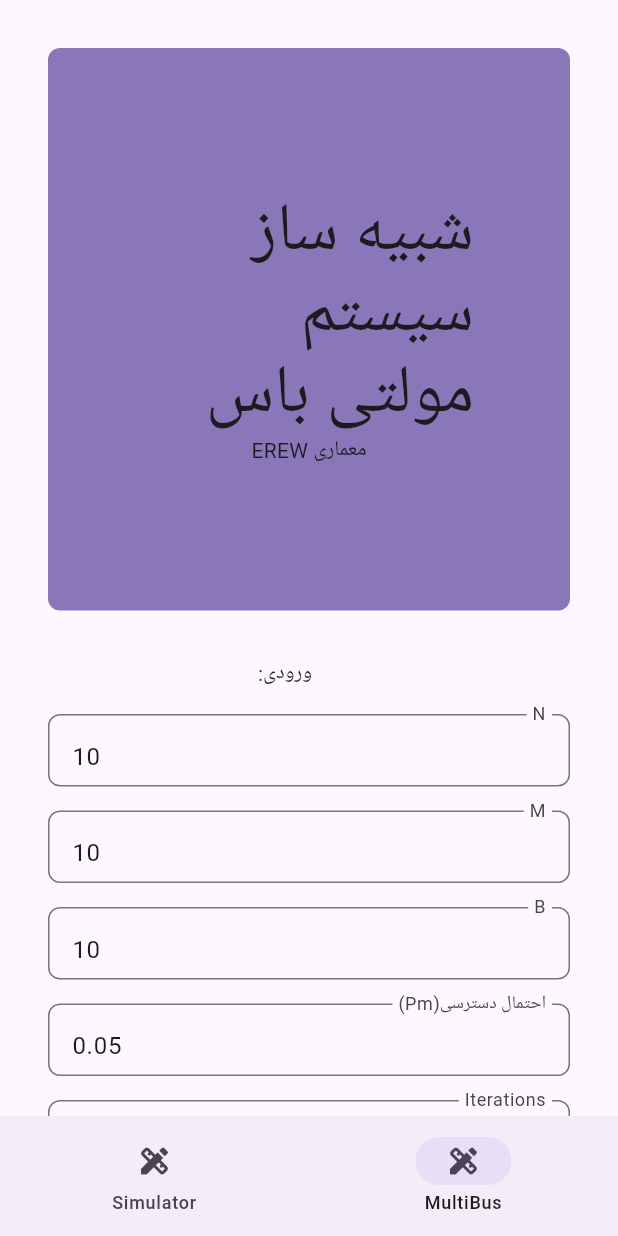
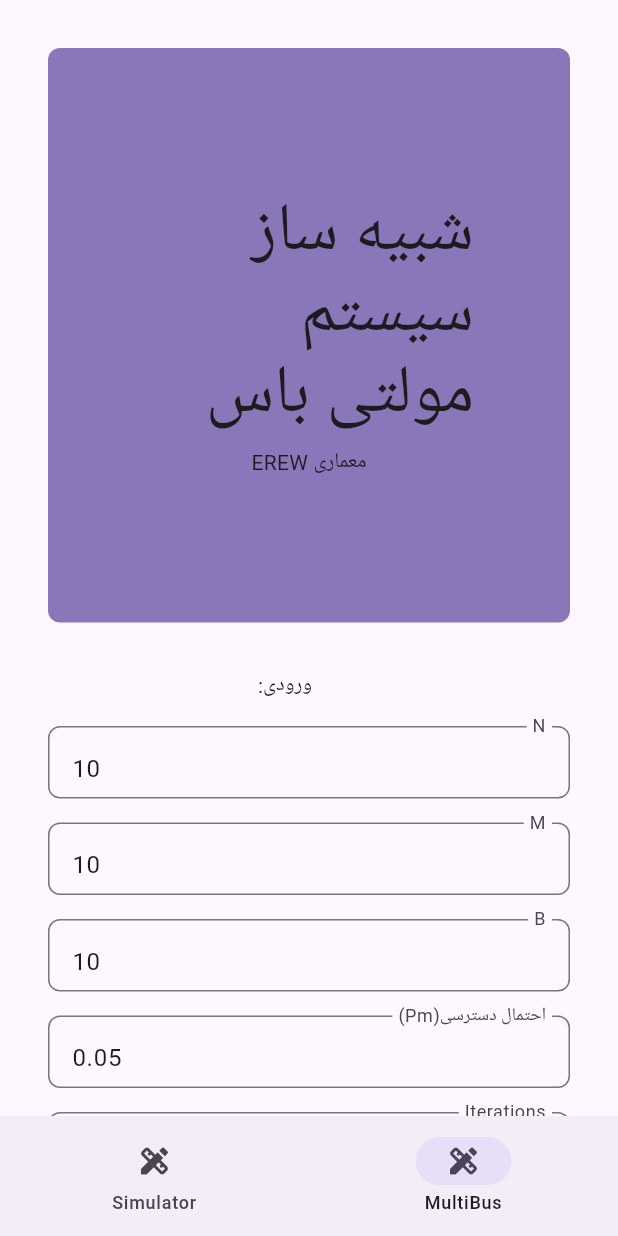
Before and after one commit to ali2236/pp, a Flutter app: the screen it shows after launch, item 2 of the bottom bar chosen, on a phone screen of 412 x 824 dp. Run offline on Flutter 3.47's test engine with Material 2 defaults, Android fonts, the phone set to English and light mode, and no system bars; missing offline and left inert: scrollable_table_view; Roboto replaces fonts that are missing (IranYekanX).

Commit message:
card subtitle top padding

```diff
--- a/lib/pages/page_system_simulator.dart
+++ b/lib/pages/page_system_simulator.dart
@@ -27,7 +27,7 @@ class _SystemSimulatorState extends State<SystemSimulator> {
                 children: [
                   const TitleCard(
                       title: 'شبیه ساز سیستم مولتی باس',
-                      subtitle: 'معماری EREW'),
+                      subtitle: 'معماری EREW',),
                   const Padding(
                     padding: EdgeInsetsDirectional.only(start: 32),
                     child: Text('ورودی:'),
--- a/lib/widgets/title_card.dart
+++ b/lib/widgets/title_card.dart
@@ -3,7 +3,12 @@ import 'package:flutter/material.dart';
 class TitleCard extends StatelessWidget {
   final String title;
   final String subtitle;
-  const TitleCard({Key? key, required this.title, this.subtitle = ''}) : super(key: key);
+
+  const TitleCard({
+    Key? key,
+    required this.title,
+    this.subtitle = '',
+  }) : super(key: key);
 
   @override
   Widget build(BuildContext context) {
@@ -22,6 +27,7 @@ class TitleCard extends StatelessWidget {
                 title,
                 style: Theme.of(context).textTheme.displayMedium,
               ),
+              const SizedBox(height: 8),
               Text(subtitle),
             ],
           ),
```
